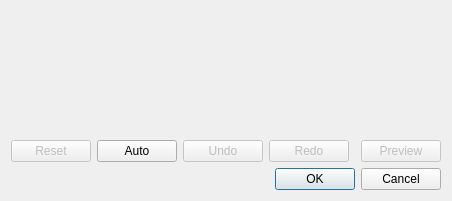
The window that gui/watershedmarkerdialog.ui (librehat/caiga) describes before a commit, drawn with Qt 5.
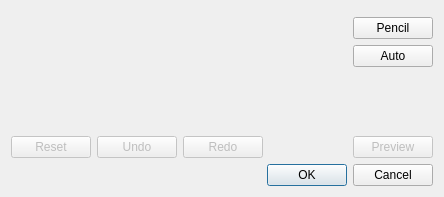
The same window after the commit. Icons and pictures are not drawn. Custom widgets are drawn as their Qt base class.

Diff of the .ui file:
```diff
--- a/gui/watershedmarkerdialog.ui
+++ b/gui/watershedmarkerdialog.ui
@@ -6,8 +6,8 @@
    <rect>
     <x>0</x>
     <y>0</y>
-    <width>446</width>
-    <height>201</height>
+    <width>444</width>
+    <height>197</height>
    </rect>
   </property>
   <property name="windowTitle">
@@ -17,22 +17,7 @@
    <bool>true</bool>
   </property>
   <layout class="QGridLayout" name="gridLayout">
-   <item row="1" column="0">
-    <widget class="QPushButton" name="resetButton">
-     <property name="enabled">
-      <bool>false</bool>
-     </property>
-     <property name="text">
-      <string>Reset</string>
-     </property>
-     <property name="icon">
-      <iconset theme="document-revert">
-       <normaloff/>
-      </iconset>
-     </property>
-    </widget>
-   </item>
-   <item row="1" column="5" alignment="Qt::AlignBottom">
+   <item row="4" column="5" alignment="Qt::AlignBottom">
     <widget class="QPushButton" name="redoButton">
      <property name="enabled">
       <bool>false</bool>
@@ -47,7 +32,7 @@
      </property>
     </widget>
    </item>
-   <item row="1" column="6">
+   <item row="4" column="6">
     <spacer name="horizontalSpacer">
      <property name="orientation">
       <enum>Qt::Horizontal</enum>
@@ -60,7 +45,37 @@
      </property>
     </spacer>
    </item>
-   <item row="1" column="7">
+   <item row="4" column="2" colspan="3">
+    <widget class="QPushButton" name="undoButton">
+     <property name="enabled">
+      <bool>false</bool>
+     </property>
+     <property name="text">
+      <string>Undo</string>
+     </property>
+     <property name="icon">
+      <iconset theme="edit-undo">
+       <normaloff/>
+      </iconset>
+     </property>
+    </widget>
+   </item>
+   <item row="4" column="0" colspan="2">
+    <widget class="QPushButton" name="resetButton">
+     <property name="enabled">
+      <bool>false</bool>
+     </property>
+     <property name="text">
+      <string>Reset</string>
+     </property>
+     <property name="icon">
+      <iconset theme="document-revert">
+       <normaloff/>
+      </iconset>
+     </property>
+    </widget>
+   </item>
+   <item row="4" column="8" alignment="Qt::AlignRight|Qt::AlignBottom">
     <widget class="QPushButton" name="previewButton">
      <property name="enabled">
       <bool>false</bool>
@@ -78,7 +93,49 @@
      </property>
     </widget>
    </item>
-   <item row="0" column="0" colspan="8">
+   <item row="5" column="0" colspan="9" alignment="Qt::AlignRight|Qt::AlignBottom">
+    <widget class="QDialogButtonBox" name="buttonBox">
+     <property name="orientation">
+      <enum>Qt::Horizontal</enum>
+     </property>
+     <property name="standardButtons">
+      <set>QDialogButtonBox::Cancel|QDialogButtonBox::Ok</set>
+     </property>
+    </widget>
+   </item>
+   <item row="2" column="8" alignment="Qt::AlignRight|Qt::AlignTop">
+    <widget class="QPushButton" name="autoButton">
+     <property name="text">
+      <string>Auto</string>
+     </property>
+     <property name="icon">
+      <iconset theme="roll">
+       <normaloff/>
+      </iconset>
+     </property>
+    </widget>
+   </item>
+   <item row="1" column="8" alignment="Qt::AlignRight|Qt::AlignTop">
+    <widget class="QPushButton" name="brushModeButton">
+     <property name="text">
+      <string>Pencil</string>
+     </property>
+    </widget>
+   </item>
+   <item row="3" column="8">
+    <spacer name="verticalSpacer">
+     <property name="orientation">
+      <enum>Qt::Vertical</enum>
+     </property>
+     <property name="sizeHint" stdset="0">
+      <size>
+       <width>20</width>
+       <height>40</height>
+      </size>
+     </property>
+    </spacer>
+   </item>
+   <item row="0" column="0" rowspan="4" colspan="8">
     <widget class="QImageInteractiveDrawer" name="drawer" native="true">
      <property name="sizePolicy">
       <sizepolicy hsizetype="Expanding" vsizetype="Expanding">
@@ -88,41 +145,6 @@
      </property>
     </widget>
    </item>
-   <item row="2" column="0" colspan="8">
-    <widget class="QDialogButtonBox" name="buttonBox">
-     <property name="orientation">
-      <enum>Qt::Horizontal</enum>
-     </property>
-     <property name="standardButtons">
-      <set>QDialogButtonBox::Cancel|QDialogButtonBox::Ok</set>
-     </property>
-    </widget>
-   </item>
-   <item row="1" column="2" colspan="3">
-    <widget class="QPushButton" name="undoButton">
-     <property name="enabled">
-      <bool>false</bool>
-     </property>
-     <property name="text">
-      <string>Undo</string>
-     </property>
-     <property name="icon">
-      <iconset theme="edit-undo">
-       <normaloff/>
-      </iconset>
-     </property>
-    </widget>
-   </item>
-   <item row="1" column="1">
-    <widget class="QPushButton" name="autoButton">
-     <property name="text">
-      <string>Auto</string>
-     </property>
-     <property name="icon">
-      <iconset theme="roll"/>
-     </property>
-    </widget>
-   </item>
   </layout>
  </widget>
  <customwidgets>
```
